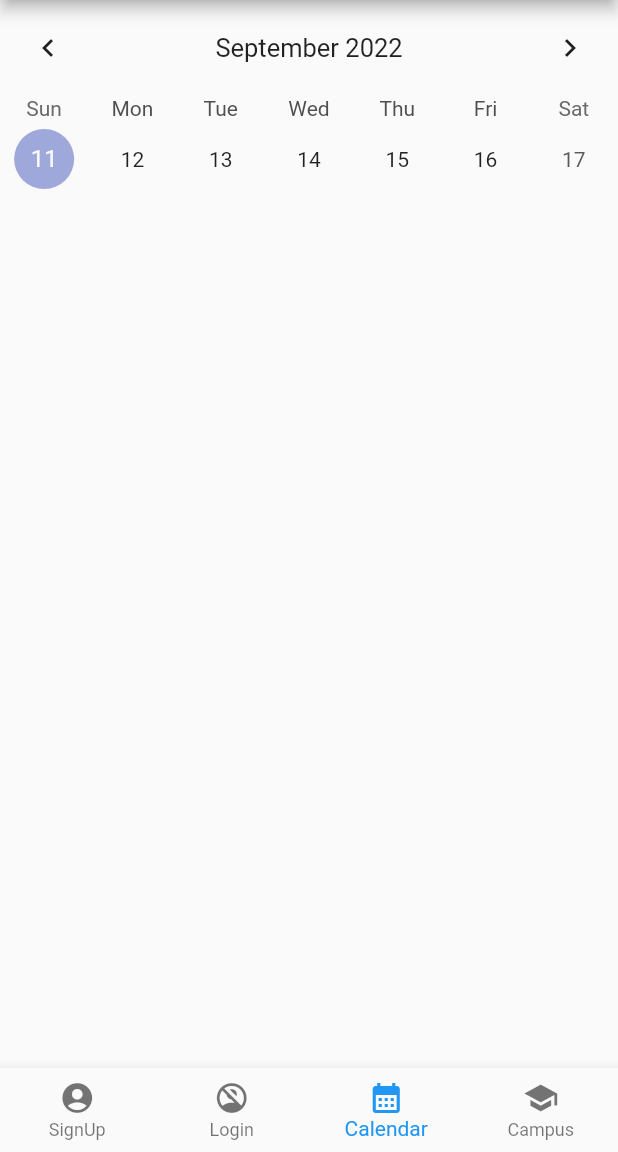
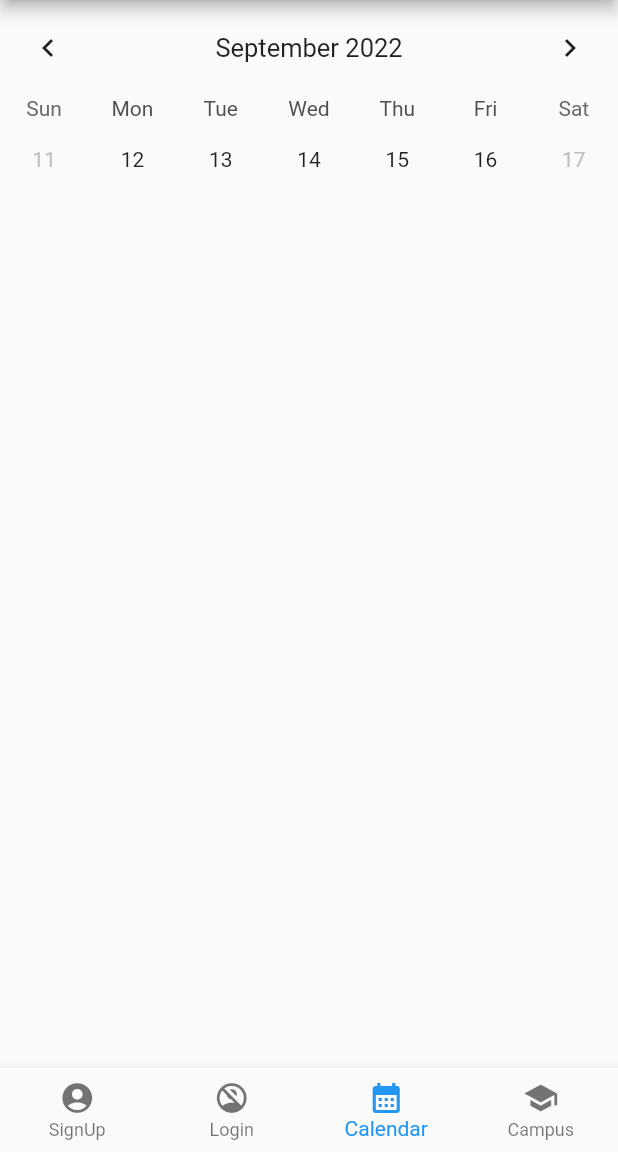
Before and after one commit to angelamoreno27/ITSchedule, a Flutter app: the screen it shows after launch, item 3 of the bottom bar chosen, on a phone screen of 412 x 824 dp, the part 84-1236 px from its top. Run offline on Flutter 3.47's test engine with Material 2 defaults, Android fonts, the phone set to English and light mode, and no system bars; drawn by our look-alikes of table_calendar.

Commit message:
added interactions to calendar

```diff
--- a/flutter_application_1/lib/Screens/Calendar.dart
+++ b/flutter_application_1/lib/Screens/Calendar.dart
@@ -1,5 +1,6 @@
 import 'package:flutter/material.dart';
 import 'package:table_calendar/table_calendar.dart';
+import 'package:flutter_application_1/course.dart';
 
 class CalendarScreen extends StatefulWidget {
   const CalendarScreen({super.key});
@@ -9,9 +10,14 @@ class CalendarScreen extends StatefulWidget {
 }
 
 class _CalendarScreenState extends State<CalendarScreen> {
-  DateTime? chosenDay;
-  DateTime? highlightedDay;
-  CalendarFormat calendarFormat = CalendarFormat.week;
+  DateTime chosenDay = DateTime.now();
+  DateTime highlightedDay = DateTime.now();
+  CalendarFormat formatOfCalendar = CalendarFormat.week;
+
+  TextEditingController courseNameController = TextEditingController();
+  TextEditingController courseTimeController = TextEditingController();
+
+  Map<DateTime, List<Course>> currentDaySchedule = {};
 
   @override
   Widget build(BuildContext context) {
@@ -19,14 +25,17 @@ class _CalendarScreenState extends State<CalendarScreen> {
       TableCalendar(
         firstDay: DateTime.utc(2022, 5, 9),
         lastDay: DateTime.utc(2023, 5, 9),
-        focusedDay: DateTime.now(),
-        calendarFormat: calendarFormat,
-        startingDayOfWeek: StartingDayOfWeek.sunday,
-        weekendDays: [DateTime.saturday, DateTime.sunday],
+        focusedDay: highlightedDay,
+        calendarFormat: formatOfCalendar,
+        enabledDayPredicate: (day) {
+          if (day.weekday == DateTime.saturday ||
+              day.weekday == DateTime.sunday) {
+            return false;
+          }
+          return true;
+        },
         selectedDayPredicate: (day) {
-          if (day != DateTime.saturday && day != DateTime.sunday)
-            return isSameDay(chosenDay, day);
-          return false;
+          return isSameDay(chosenDay, day);
         },
         onDaySelected: (selectedDay, focusedDay) {
           setState(() {
@@ -34,9 +43,67 @@ class _CalendarScreenState extends State<CalendarScreen> {
             highlightedDay = focusedDay;
           });
         },
+        onDayLongPressed: (selectedDay, focusedDay) => {
+          showDialog(
+              context: context,
+              builder: (context) => AlertDialog(
+                    content: Center(
+                        heightFactor: 1,
+                        child: Padding(
+                            padding: const EdgeInsets.all(2),
+                            child: Column(
+                                mainAxisSize: MainAxisSize.min,
+                                children: <Widget>[
+                                  Text("Add Course Name and Time"),
+                                  TextFormField(
+                                    controller: courseNameController,
+                                  ),
+                                  TextFormField(
+                                    controller: courseTimeController,
+                                  ),
+                                ]))),
+                    actions: [
+                      TextButton(
+                        child: Text("Back"),
+                        onPressed: () => Navigator.pop(context),
+                      ),
+                      TextButton(
+                        child: Text("Add"),
+                        onPressed: () {
+                          if (courseNameController.text.isEmpty ||
+                              courseTimeController.text.isEmpty) {
+                          } else {
+                            if (currentDaySchedule[chosenDay] == null) {
+                              currentDaySchedule[chosenDay] = [
+                                Course(courseNameController.text,
+                                    courseTimeController.text)
+                              ];
+                            } else {
+                              currentDaySchedule[chosenDay]?.add(Course(
+                                  courseNameController.text,
+                                  courseTimeController.text));
+                            }
+                            Navigator.pop(context);
+                            courseNameController.clear();
+                            courseTimeController.clear();
+                            setState(() {});
+                          }
+                        },
+                      ),
+                    ],
+                  ))
+        },
         onFormatChanged: (format) {
-          calendarFormat = format;
+          setState(() {
+            formatOfCalendar = format;
+          });
         },
+        onPageChanged: ((focusedDay) {
+          highlightedDay = focusedDay;
+        }),
+        eventLoader: ((day) {
+          return currentDaySchedule[day] ?? [];
+        }),
         calendarStyle: CalendarStyle(
           isTodayHighlighted: true,
         ),
@@ -44,7 +111,12 @@ class _CalendarScreenState extends State<CalendarScreen> {
           titleCentered: true,
           formatButtonVisible: false,
         ),
-      )
+      ),
+      ...(currentDaySchedule[chosenDay] ?? []).map((Course course) => ListTile(
+            leading: Icon(Icons.panorama_fish_eye),
+            title: Text(course.courseName),
+            trailing: Text(course.courseTime),
+          ))
     ]);
   }
 }
--- /dev/null
+++ b/flutter_application_1/lib/course.dart
@@ -0,0 +1,6 @@
+class Course {
+  String courseName;
+  String courseTime;
+
+  Course(this.courseName, this.courseTime);
+}
```
